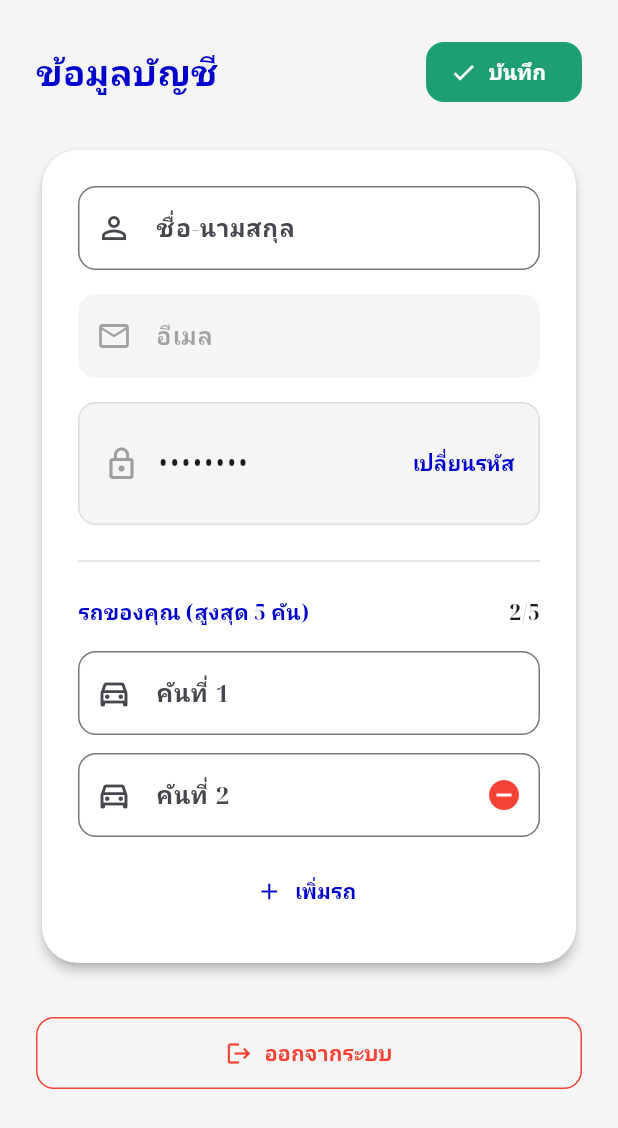
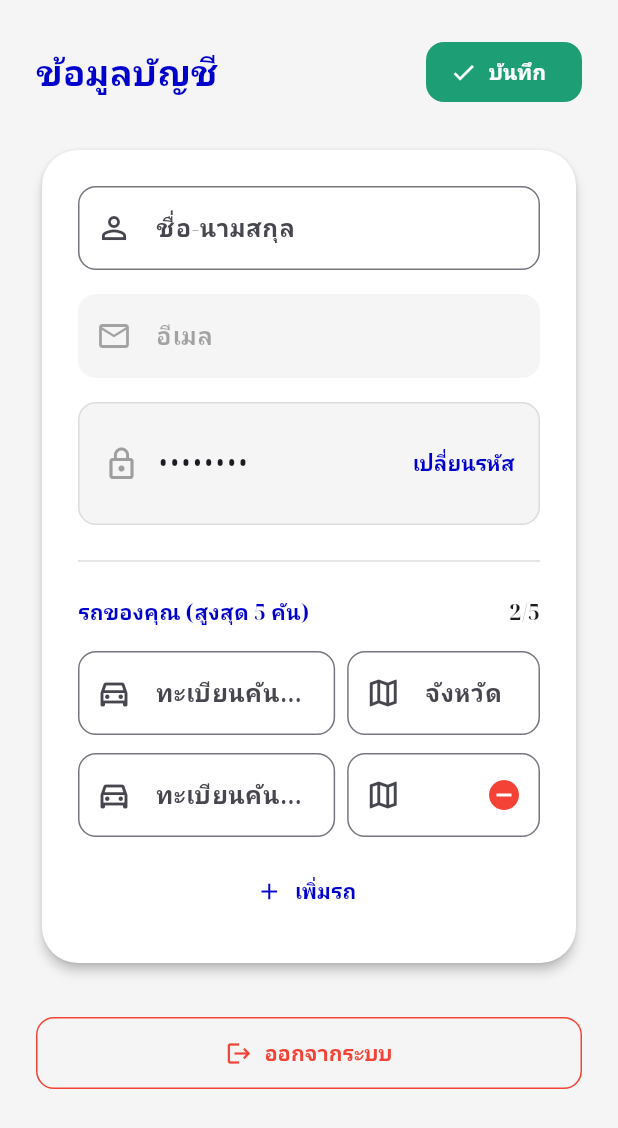
Before and after one commit to LST0N0RTH/smart_parking_app, a Flutter app: the ProfileScreen screen opened directly, after a tap on "แก้ไข", after a tap on "เพิ่มรถ", on a phone screen of 412 x 824 dp. Shown: the top 1128 px of the screen. Run offline on Flutter 3.47's test engine with Material 3 defaults, Android fonts, the phone set to English and light mode, and no system bars; our stand-ins replace google_fonts, shared_preferences; accounts and stored records are empty; network calls fail.

Commit message:
Update profile, registration, and payment UI with province feature

```diff
--- a/lib/screens/payment_screen.dart
+++ b/lib/screens/payment_screen.dart
@@ -28,7 +28,7 @@ class _PaymentScreenState extends State<PaymentScreen> {
       Navigator.pop(context);
       ScaffoldMessenger.of(context).showSnackBar(
         const SnackBar(
-          content: Text('ชำrateเงินสำเร็จ'),
+          content: Text('ชำระเงินสำเร็จ'),
           backgroundColor: Color(0xFF228B22), // 🟢
         ),
       );
--- a/lib/screens/profile_screen.dart
+++ b/lib/screens/profile_screen.dart
@@ -20,6 +20,7 @@ class _ProfileScreenState extends State<ProfileScreen> {
   late TextEditingController _emailCtrl;
 
   List<TextEditingController> _plateCtrls = [];
+  List<TextEditingController> _provinceCtrls = [];
 
   @override
   void initState() {
@@ -36,10 +37,25 @@ class _ProfileScreenState extends State<ProfileScreen> {
       setState(() {
         _nameCtrl.text = provider.userName;
         _emailCtrl.text = provider.userEmail;
-        _plateCtrls = provider.userPlates.isEmpty
-            ? [TextEditingController(text: '')]
-            : provider.userPlates.map((p) => TextEditingController(text: p)).toList();
+        _plateCtrls = [];
+        _provinceCtrls = [];
 
+        if (provider.userPlates.isEmpty) {
+          _plateCtrls.add(TextEditingController(text: ''));
+          _provinceCtrls.add(TextEditingController(text: ''));
+        } else {
+          // 🌟 วนลูปแกะป้ายทะเบียนเพื่อแยก ทะเบียน กับ จังหวัด ออกจากกัน
+          for (var currentPlate in provider.userPlates) {
+            if (currentPlate.contains(' ')) {
+              int lastSpace = currentPlate.lastIndexOf(' ');
+              _plateCtrls.add(TextEditingController(text: currentPlate.substring(0, lastSpace)));
+              _provinceCtrls.add(TextEditingController(text: currentPlate.substring(lastSpace + 1)));
+            } else {
+              _plateCtrls.add(TextEditingController(text: currentPlate));
+              _provinceCtrls.add(TextEditingController(text: ''));
+            }
+          }
+        }
         _dataLoaded = true;
       });
     }
@@ -50,31 +66,44 @@ class _ProfileScreenState extends State<ProfileScreen> {
     _nameCtrl.dispose();
     _emailCtrl.dispose();
     for (var ctrl in _plateCtrls) { ctrl.dispose(); }
+    for (var ctrl in _provinceCtrls) { ctrl.dispose(); }
     super.dispose();
   }
 
   void _addPlate() {
     if (_plateCtrls.length < 5) {
-      setState(() => _plateCtrls.add(TextEditingController()));
+      setState(() {
+        _plateCtrls.add(TextEditingController());
+        _provinceCtrls.add(TextEditingController()); // 🌟 เพิ่มช่องจังหวัดคู่กัน
+      });
     }
   }
 
   void _removePlate(int index) {
     setState(() {
       _plateCtrls[index].dispose();
+      _provinceCtrls[index].dispose();
       _plateCtrls.removeAt(index);
+      _provinceCtrls.removeAt(index);
     });
   }
 
   Future<void> _saveData() async {
     setState(() => _loading = true);
     final provider = context.read<ParkingProvider>();
+    final newPlates = <String>[];
+    for (int i = 0; i < _plateCtrls.length; i++) {
+      final plateText = _plateCtrls[i].text.trim();
+      final provinceText = _provinceCtrls[i].text.trim();
 
-    // ดึงข้อมูลจากทุกช่องที่กรอกไว้
-    final newPlates = _plateCtrls
-        .map((c) => c.text.trim())
-        .where((text) => text.isNotEmpty)
-        .toList();
+      if (plateText.isNotEmpty) {
+        if (provinceText.isNotEmpty) {
+          newPlates.add("$plateText $provinceText"); // รวมร่าง เช่น "กข1234 กรุงเทพฯ"
+        } else {
+          newPlates.add(plateText);
+        }
+      }
+    }
 
     final success = await ApiService.updateProfile(
       _nameCtrl.text.trim(),
@@ -281,19 +310,41 @@ class _ProfileScreenState extends State<ProfileScreen> {
                       ),
                       const SizedBox(height: 16),
 
-                      ..._plateCtrls.asMap().entries.map((e) => Padding(
+                      ..._plateCtrls.asMap().entries.map((e) {
+                        final index = e.key;
+                        return Padding(
                           padding: const EdgeInsets.only(bottom: 12),
+                          child: Row(
+                            children: [
+                              // ช่องกรอกเลขทะเบียน
+                              Expanded(
+                                flex: 4,
                                 child: _buildField(
-                          'คันที่ ${e.key + 1}',
-                          e.value,
+                                  'ทะเบียนคันที่ ${index + 1}',
+                                  _plateCtrls[index],
                                   Icons.directions_car_outlined,
                                   _isEditing,
-                          suffix: _isEditing && e.key > 0
-                              ? IconButton(icon: const Icon(Icons.remove_circle, color: Colors.red), onPressed: () => _removePlate(e.key))
+                                ),
+                              ),
+                              const SizedBox(width: 8),
+                              // ช่องกรอกจังหวัด
+                              Expanded(
+                                flex: 3,
+                                child: _buildField(
+                                  'จังหวัด',
+                                  _provinceCtrls[index],
+                                  Icons.map_outlined,
+                                  _isEditing,
+                                  suffix: _isEditing && index > 0
+                                      ? IconButton(icon: const Icon(Icons.remove_circle, color: Colors.red), onPressed: () => _removePlate(index))
                                       : null,
-                          textAction: e.key == _plateCtrls.length - 1 ? TextInputAction.done : TextInputAction.next
+                                  textAction: index == _plateCtrls.length - 1 ? TextInputAction.done : TextInputAction.next
                                 ),
-                      )),
+                              ),
+                            ],
+                          ),
+                        );
+                      }),
 
                       if (_isEditing && _plateCtrls.length < 5)
                         TextButton.icon(
```
Also changed, not shown: lib/screens/register_screen.dart (+31 -3 lines). Lines whose indentation alone changed are shown as unchanged.
